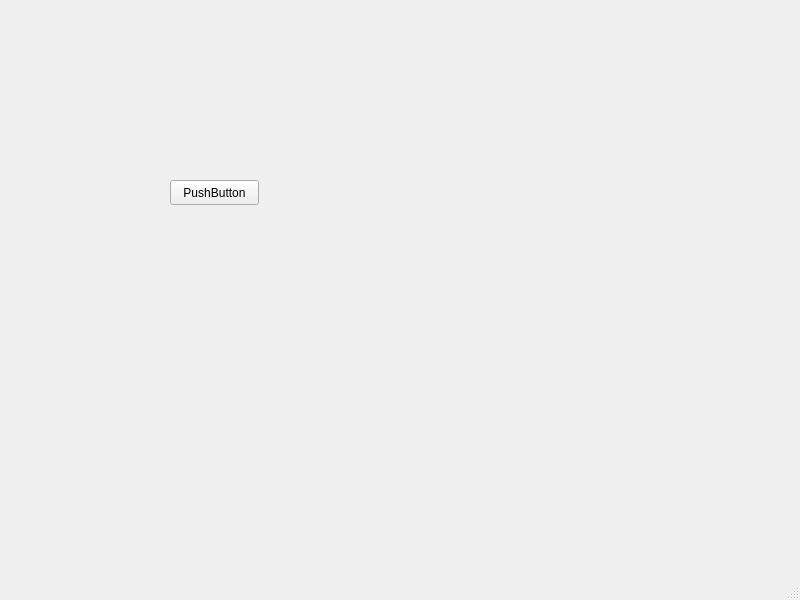
The window that workspace/qt_ros_ws/catkin_demo_ws/src/Direction_control/src/mainwindow.ui (yin-roc/Ubuntu20.04-VMware) describes before a commit, drawn with Qt 5.
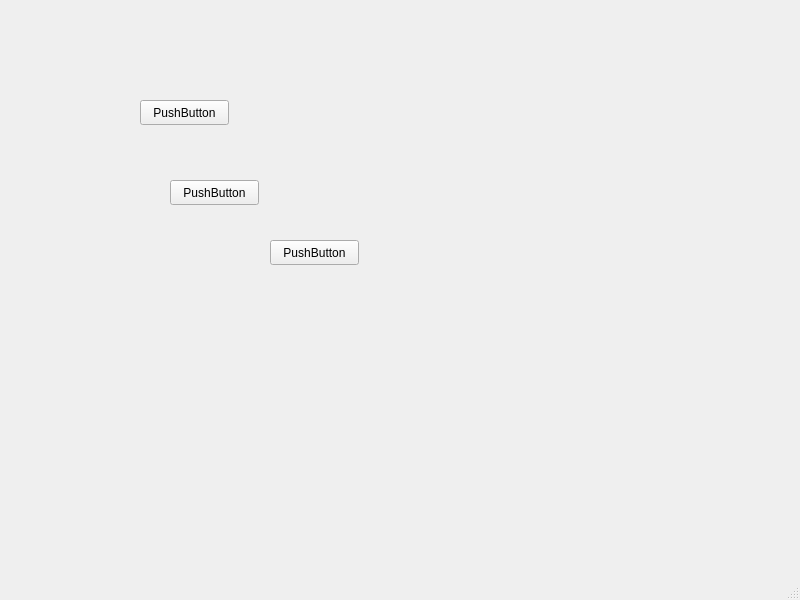
The same window after the commit.

```diff
--- a/workspace/qt_ros_ws/catkin_demo_ws/src/Direction_control/src/mainwindow.ui
+++ b/workspace/qt_ros_ws/catkin_demo_ws/src/Direction_control/src/mainwindow.ui
@@ -27,6 +27,32 @@
      <string>PushButton</string>
     </property>
    </widget>
+   <widget class="QPushButton" name="pushButton_2">
+    <property name="geometry">
+     <rect>
+      <x>270</x>
+      <y>240</y>
+      <width>89</width>
+      <height>25</height>
+     </rect>
+    </property>
+    <property name="text">
+     <string>PushButton</string>
+    </property>
+   </widget>
+   <widget class="QPushButton" name="pushButton_3">
+    <property name="geometry">
+     <rect>
+      <x>140</x>
+      <y>100</y>
+      <width>89</width>
+      <height>25</height>
+     </rect>
+    </property>
+    <property name="text">
+     <string>PushButton</string>
+    </property>
+   </widget>
   </widget>
   <widget class="QMenuBar" name="menubar">
    <property name="geometry">
```
